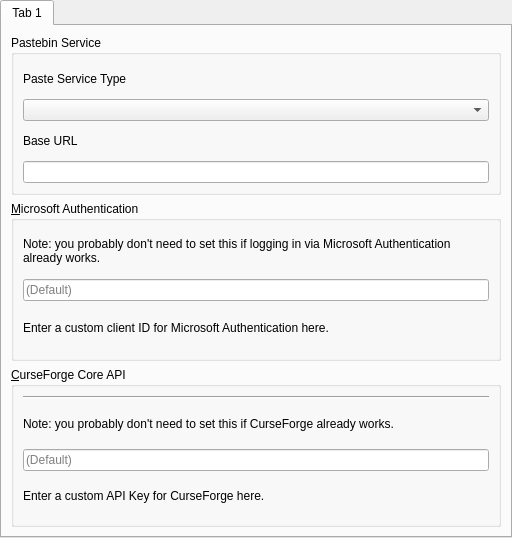
Qt form launcher/ui/pages/global/APIPage.ui (FreesmTeam/FreesmLauncher) before a commit.
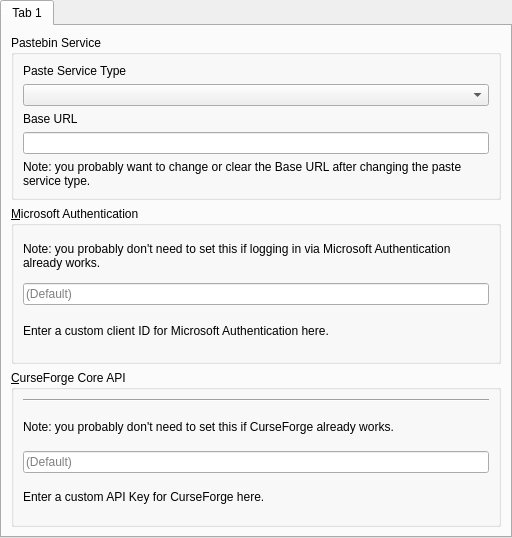
The same form after that commit.

Commit message: Change paste settings and add copyright headers

The edit to the form file:
```diff
--- a/launcher/ui/pages/global/APIPage.ui
+++ b/launcher/ui/pages/global/APIPage.ui
@@ -61,6 +61,19 @@
             <property name="placeholderText">
              <string/>
             </property>
+            <property name="clearButtonEnabled">
+             <bool>true</bool>
+            </property>
+           </widget>
+          </item>
+          <item>
+           <widget class="QLabel" name="baseURLNote">
+            <property name="text">
+             <string>Note: you probably want to change or clear the Base URL after changing the paste service type.</string>
+            </property>
+            <property name="wordWrap">
+             <bool>true</bool>
+            </property>
            </widget>
           </item>
          </layout>
```
The commit also changes 6 other files.
